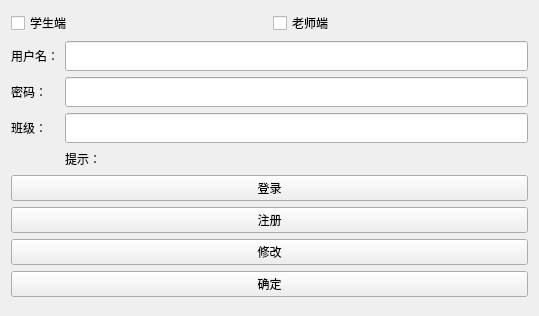
Above: Mathlab/MathLabLoginWidget.ui from tsbraw/Mathlab before the change. Below: the same form after it.
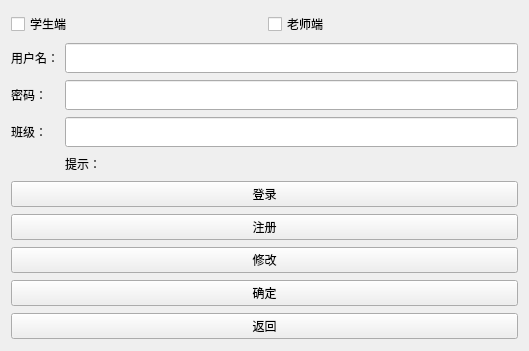
That is the form after the change.

What changed in the file:
```diff
--- a/Mathlab/MathLabLoginWidget.ui
+++ b/Mathlab/MathLabLoginWidget.ui
@@ -6,8 +6,8 @@
    <rect>
     <x>0</x>
     <y>0</y>
-    <width>539</width>
-    <height>316</height>
+    <width>529</width>
+    <height>351</height>
    </rect>
   </property>
   <property name="windowTitle">
@@ -142,6 +142,13 @@
      </property>
     </widget>
    </item>
+   <item row="9" column="0" colspan="2">
+    <widget class="QPushButton" name="pushButton_return">
+     <property name="text">
+      <string>返回</string>
+     </property>
+    </widget>
+   </item>
   </layout>
  </widget>
  <layoutdefault spacing="6" margin="11"/>
```
Left out of the diff: 40 changed lines with no effect on the pictures.
